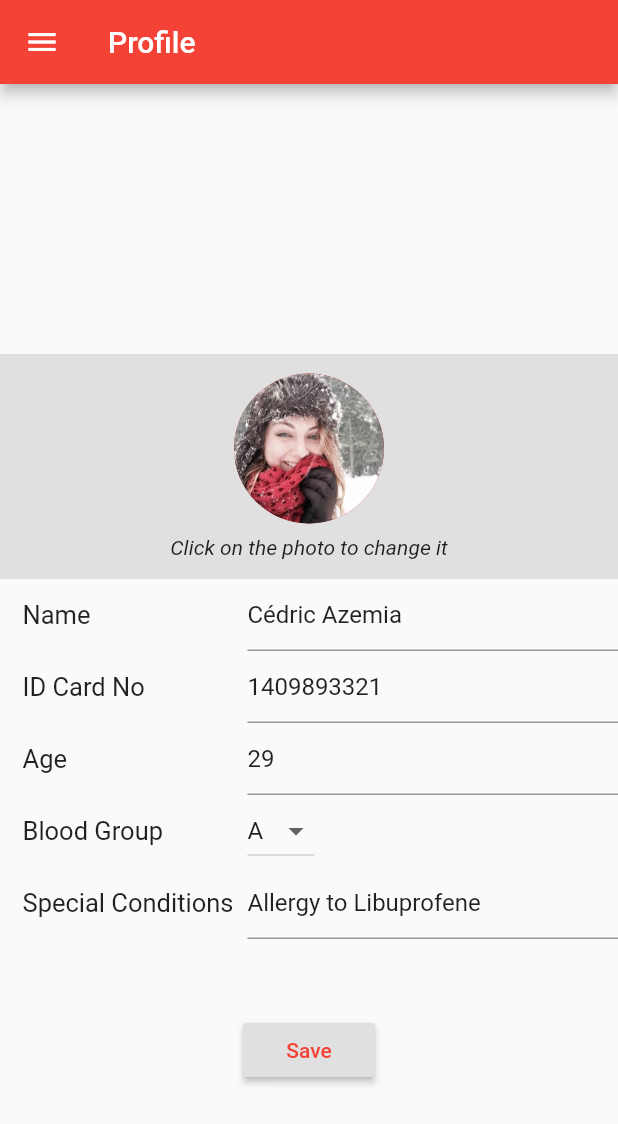
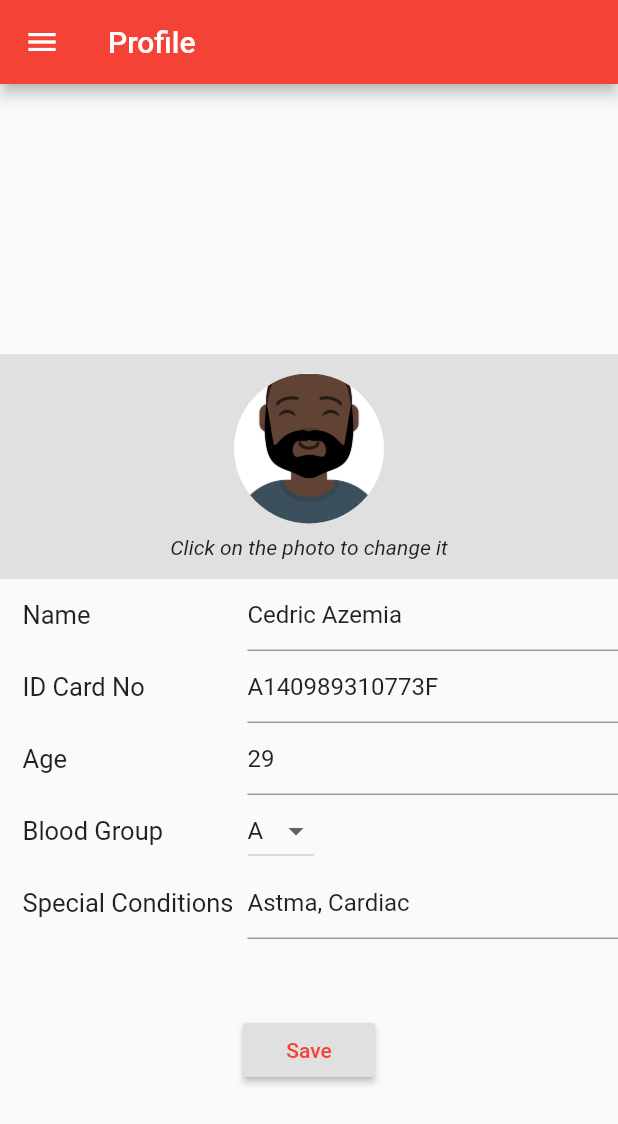
Before and after one commit to gyagapen/nation_inov_chal, a Flutter app: the ProfilePage screen opened directly, on a phone screen of 412 x 824 dp. Shown: the top 1124 px of the screen. Run offline on Flutter 3.47's test engine with Material 2 defaults, Android fonts, the light colour scheme and no system bars; our stand-ins replace device_info, location, shared_preferences; missing offline and left inert: access_settings_menu, map_view, progress_hud; accounts and stored records are empty; network calls fail; statements that could not run were skipped.

Commit message:
fixed bugs

```diff
--- a/lib/helpers/constants.dart
+++ b/lib/helpers/constants.dart
@@ -7,5 +7,6 @@ final customerName = "Cedric Azemia";
 final age = "29";
 final bloodGroup = "A";
 final specialConditions = "Astma, Cardiac";
+final nic = "A140989310773F";
 
 final Duration updateStatusRefreshSec = new Duration(seconds: 5);
--- a/lib/models/trigger_event.dart
+++ b/lib/models/trigger_event.dart
@@ -39,8 +39,9 @@ class TriggerEvent {
         icon.iconImage = new AssetImage("images/fire.png");
         icon.iconColor = Colors.orange[500];
 
-        serviceProviders.add(new ServiceProvider("Police"));
+        serviceProviders.add(new ServiceProvider("Fireman"));
         serviceProviders.add(new ServiceProvider("SAMU", true));
+        serviceProviders.add(new ServiceProvider("Police", true));
         break;
       case "Thief":
         icon.iconImage = new AssetImage("images/thief.png");
--- a/lib/profile.dart
+++ b/lib/profile.dart
@@ -1,5 +1,6 @@
 import 'package:flutter/material.dart';
 import 'drawer.dart';
+import 'helpers/constants.dart';
 
 class ProfilePage extends StatefulWidget {
   ProfilePage({Key key, this.title}) : super(key: key);
@@ -21,7 +22,7 @@ class ProfilePage extends StatefulWidget {
 
 class _ProfilePageState extends State<ProfilePage> {
   List<String> _bloodGroups = ['A', 'B', 'AB', '0'];
-  String _selectedBloodGroup = 'A';
+  String _selectedBloodGroup = bloodGroup;
 
   @override
   Widget build(BuildContext context) {
@@ -38,7 +39,8 @@ class _ProfilePageState extends State<ProfilePage> {
     //photo
     var avatarCircle = new Center(
       child: new CircleAvatar(
-        backgroundImage: new AssetImage('images/pic_avatar.jpg'),
+        backgroundImage: new AssetImage('images/black_avatar.png'),
+        backgroundColor: Colors.white,
         radius: 50.0,
       ),
     );
@@ -120,16 +122,16 @@ class _ProfilePageState extends State<ProfilePage> {
         mainAxisSize: MainAxisSize.max,
         children: [
           generateSettingsRow(generateFormLabel("Name"),
-              generateTextField("Cédric Azemia", "Specify your name")),
+              generateTextField(customerName, "Specify your name")),
           generateSettingsRow(generateFormLabel("ID Card No"),
-              generateTextField("1409893321", "Specify your NIC")),
+              generateTextField(nic, "Specify your NIC")),
           generateSettingsRow(generateFormLabel("Age"),
-              generateTextField("29", "Specify your age")),
+              generateTextField(age, "Specify your age")),
           generateSettingsRow(generateFormLabel("Blood Group"), bloodDropDown),
           generateSettingsRow(
               generateFormLabel("Special Conditions"),
-              generateTextField("Allergy to Libuprofene",
-                  "Specify your any special conditions")),
+              generateTextField(
+                  specialConditions, "Specify any special conditions")),
           saveButton,
         ],
       ),
--- a/lib/services/service_help_request.dart
+++ b/lib/services/service_help_request.dart
@@ -71,6 +71,7 @@ class ServiceHelpRequest {
     bodyRequest["longitude"] = longitude;
     bodyRequest["latitude"] = latitude;
     bodyRequest["event_type"] = eventType;
+    bodyRequest["nic"] = nic;
 
     String providerStrList = "";
     for (int i = 0; i < providers.length; i++) {
```
Also changed, not shown: lib/animations/animated_witness_switch.dart (added, +20 -0 lines), lib/home.dart (+30 -6 lines).
